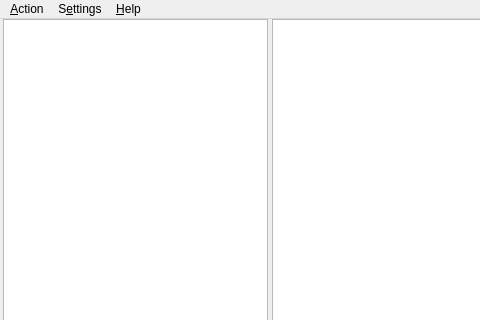
The window that ggpo/gui/ui/ggpowindow.ui (rumbler/pyside2ggpo) describes before a commit, drawn with Qt 5; both pictures show x 0 to 480 and y 0 to 320 of the 810 by 708 pixel window.
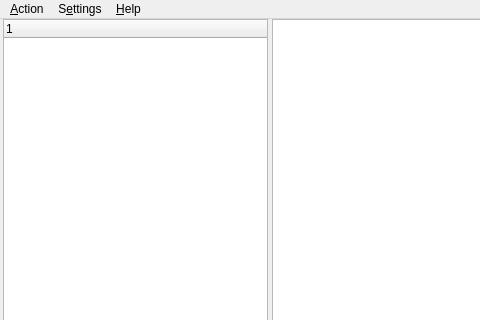
The same window after the commit. Icons and pictures are not drawn. Custom widgets are drawn as their Qt base class.

Commit message: change the channel list from QListWidget to QTreeWidget

Patch:
```diff
--- a/ggpo/gui/ui/ggpowindow.ui
+++ b/ggpo/gui/ui/ggpowindow.ui
@@ -36,7 +36,7 @@
       <property name="orientation">
        <enum>Qt::Horizontal</enum>
       </property>
-      <widget class="QListWidget" name="uiChannelsList"/>
+      <widget class="QTreeWidget" name="uiChannelsTree"/>
       <widget class="QWidget" name="layoutWidget">
        <layout class="QVBoxLayout" name="verticalLayout">
         <property name="bottomMargin">
```
The commit also changes 2 other files.
